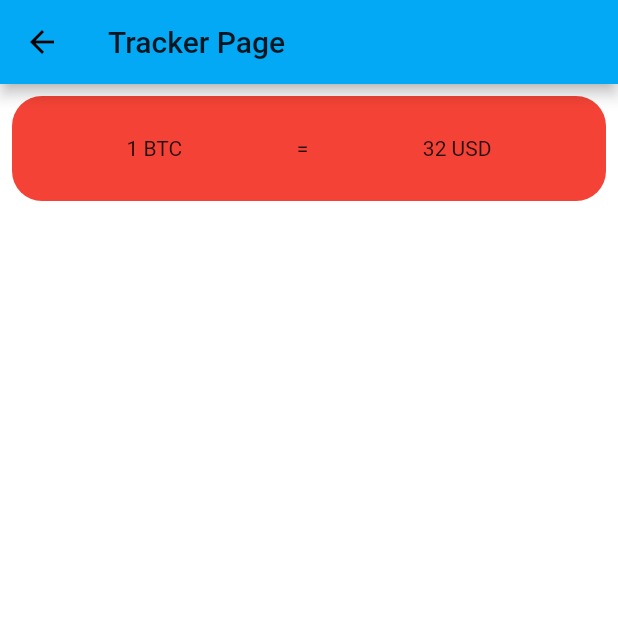
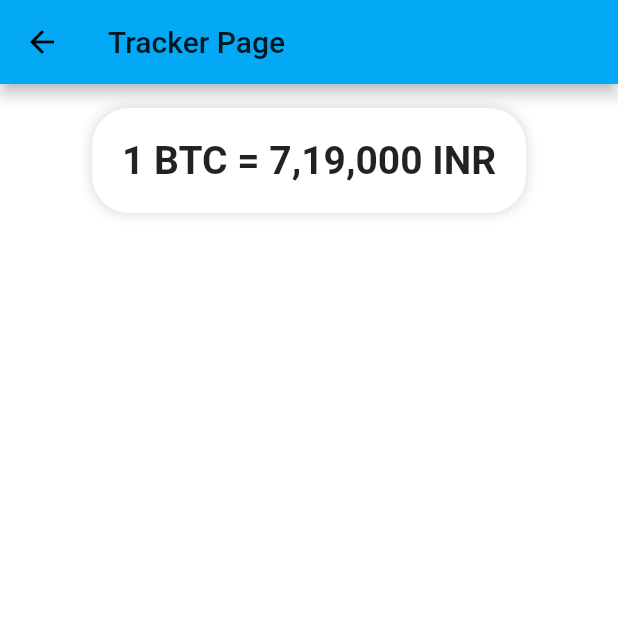
Before and after one commit to amaljoe/cryptocurrency_tracker_flutter, a Flutter app: the TrackerPage screen opened by its route, on a phone screen of 412 x 824 dp, the top half of it. Run offline on Flutter 3.47's test engine with Material 2 defaults, Android fonts, the phone set to English and light mode, and no system bars; our stand-ins replace google_fonts.

Commit message:
Chat tracker page front end almost done

```diff
--- /dev/null
+++ b/lib/components/tracker_item_widget.dart
@@ -0,0 +1,27 @@
+import 'package:cryptocurrency_tracker_flutter/utilities/constants.dart';
+import 'package:flutter/material.dart';
+
+class TrackerItemWidget extends StatelessWidget {
+  final String text;
+
+  TrackerItemWidget({@required this.text});
+
+  @override
+  Widget build(BuildContext context) {
+    return Container(
+      padding: EdgeInsets.all(8.0),
+      alignment: Alignment.center,
+      child: Container(
+        padding: EdgeInsets.all(20),
+        decoration: BoxDecoration(
+          boxShadow: kBoxShadow,
+          color: Colors.white,
+          borderRadius: BorderRadius.all(
+            Radius.circular(25),
+          ),
+        ),
+        child: Text(text, style: kTrackItemTextStyle),
+      ),
+    );
+  }
+}
--- a/lib/main.dart
+++ b/lib/main.dart
@@ -7,7 +7,7 @@ void main() {
   runApp(MaterialApp(
     theme: ThemeData(
         primaryColor: Colors.lightBlue, scaffoldBackgroundColor: Colors.white),
-    initialRoute: CurrencyPage.id,
+    initialRoute: TrackerPage.id,
     routes: {
       CurrencyPage.id: (context) => CurrencyPage(),
       TrackerPage.id: (context) => TrackerPage(),
--- a/lib/screens/tracker_page.dart
+++ b/lib/screens/tracker_page.dart
@@ -1,3 +1,4 @@
+import 'package:cryptocurrency_tracker_flutter/components/tracker_item_widget.dart';
 import 'package:cryptocurrency_tracker_flutter/utilities/database.dart';
 import 'package:cryptocurrency_tracker_flutter/utilities/tracker_item.dart';
 import 'package:flutter/material.dart';
@@ -31,27 +32,7 @@ class _TrackerPageState extends State<TrackerPage> {
       body: Container(
         padding: EdgeInsets.all(8.0),
         child: Column(
-          children: [
-            Container(
-              alignment: Alignment.center,
-              height: 70.0,
-              decoration: BoxDecoration(
-                color: Colors.red,
-                borderRadius: BorderRadius.all(Radius.circular(20)),
-              ),
-              child: Row(
-                mainAxisSize: MainAxisSize.max,
-                mainAxisAlignment: MainAxisAlignment.spaceEvenly,
-                crossAxisAlignment: CrossAxisAlignment.baseline,
-                textBaseline: TextBaseline.alphabetic,
-                children: [
-                  Text('1 ${trackerItems[0].cryptoCurrency}'),
-                  Text('='),
-                  Text('32 ${trackerItems[0].fiatCurrency}'),
-                ],
-              ),
-            )
-          ],
+          children: [TrackerItemWidget(text: '1 BTC = 7,19,000 INR')],
         ),
       ),
     );
--- a/lib/utilities/constants.dart
+++ b/lib/utilities/constants.dart
@@ -13,6 +13,11 @@ final kChatTextStyle = GoogleFonts.roboto(
   fontWeight: FontWeight.normal,
 );
 
+final kTrackItemTextStyle = GoogleFonts.roboto(
+  fontSize: 26,
+  fontWeight: FontWeight.bold,
+);
+
 final kBoxShadow = [
   BoxShadow(color: Colors.black12, spreadRadius: 1, blurRadius: 6)
 ];
```
